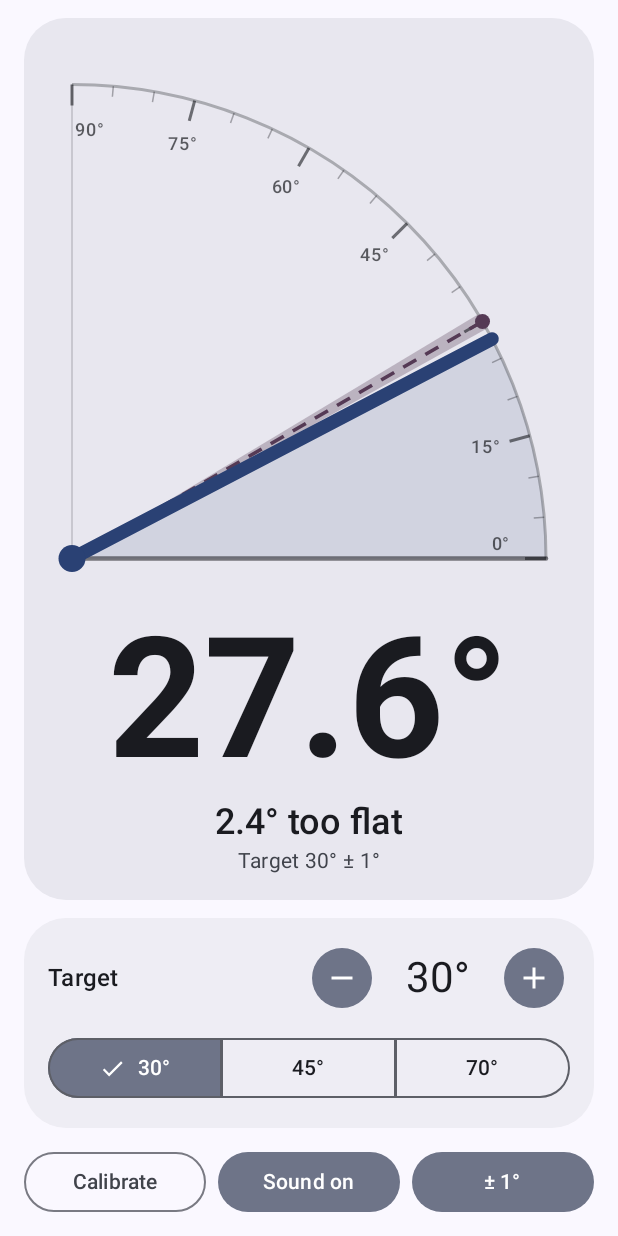
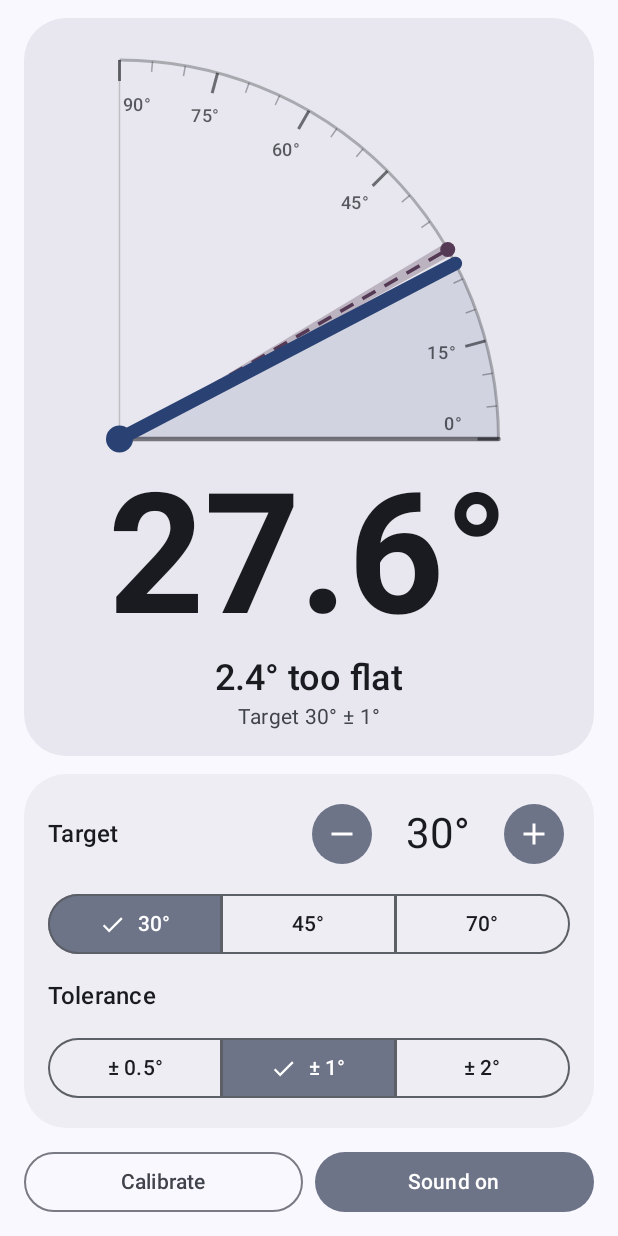
Before and after one commit to andresdelfino/clinometer, an Android app built with Jetpack Compose: the @Preview function PreviewAdjusting, on a phone screen of 412 x 824 dp. Run offline under Robolectric (Android 15) with nearby library versions, the phone set to English and light mode, and no system bars.

Commit message:
Tolerance: segmented button row - Pick ±0.5°, ±1° or ±2° directly instead of cycling with a button. - The row sits in the target panel under a "Tolerance" label, and   shares a ChoiceRow helper with the presets.
Co-Authored-By: Claude Opus 5.5 <noreply@anthropic.com>

```diff
--- a/app/src/main/java/com/andres/clinometer/ClinometerViewModel.kt
+++ b/app/src/main/java/com/andres/clinometer/ClinometerViewModel.kt
@@ -83,10 +83,7 @@ class ClinometerViewModel(app: Application) : AndroidViewModel(app) {
 
     fun toggleBeep() = updateSettings { it.copy(beep = !it.beep) }
 
-    fun cycleTolerance() = updateSettings { s ->
-        val next = TOLERANCES.firstOrNull { it > s.toleranceDeg } ?: TOLERANCES.first()
-        s.copy(toleranceDeg = next)
-    }
+    fun setTolerance(deg: Double) = updateSettings { it.copy(toleranceDeg = deg) }
 
     fun resetCalibration() = updateSettings { it.copy(reference = Vec3.SCREEN_UP) }
 
--- a/app/src/main/java/com/andres/clinometer/ui/ClinometerScreen.kt
+++ b/app/src/main/java/com/andres/clinometer/ui/ClinometerScreen.kt
@@ -56,6 +56,7 @@ import com.andres.clinometer.ClinometerViewModel
 import com.andres.clinometer.ClinometerViewModel.Companion.MAX_TARGET
 import com.andres.clinometer.ClinometerViewModel.Companion.MIN_TARGET
 import com.andres.clinometer.ClinometerViewModel.Companion.PRESETS
+import com.andres.clinometer.ClinometerViewModel.Companion.TOLERANCES
 import com.andres.clinometer.R
 import com.andres.clinometer.Settings
 import com.andres.clinometer.UiState
@@ -85,7 +86,7 @@ fun ClinometerScreen(viewModel: ClinometerViewModel) {
         snackbarHostState = snackbarHostState,
         onTargetChange = viewModel::setTarget,
         onToggleBeep = viewModel::toggleBeep,
-        onCycleTolerance = viewModel::cycleTolerance,
+        onToleranceChange = viewModel::setTolerance,
         onCalibrate = viewModel::calibrate,
         onResetCalibration = viewModel::resetCalibration,
     )
@@ -98,7 +99,7 @@ fun ClinometerContent(
     snackbarHostState: SnackbarHostState,
     onTargetChange: (Int) -> Unit,
     onToggleBeep: () -> Unit,
-    onCycleTolerance: () -> Unit,
+    onToleranceChange: (Double) -> Unit,
     onCalibrate: () -> Unit,
     onResetCalibration: () -> Unit,
 ) {
@@ -120,7 +121,13 @@ fun ClinometerContent(
             verticalArrangement = Arrangement.spacedBy(12.dp),
         ) {
             ReadingPanel(state, Modifier.fillMaxWidth().weight(1f))
-            TargetPanel(state.settings.targetDeg, onTargetChange, Modifier.fillMaxWidth())
+            TargetPanel(
+                targetDeg = state.settings.targetDeg,
+                toleranceDeg = state.settings.toleranceDeg,
+                onTargetChange = onTargetChange,
+                onToleranceChange = onToleranceChange,
+                modifier = Modifier.fillMaxWidth(),
+            )
             Row(Modifier.fillMaxWidth(), horizontalArrangement = Arrangement.spacedBy(8.dp)) {
                 OutlinedButton(
                     onClick = { showCalibrationDialog = true },
@@ -129,9 +136,6 @@ fun ClinometerContent(
                 ) { Text(stringResource(R.string.calibrate)) }
                 FilledTonalButton(onClick = onToggleBeep, modifier = Modifier.weight(1f)) {
                     Text(stringResource(if (state.settings.beep) R.string.sound_on else R.string.sound_off))
-                }
-                FilledTonalButton(onClick = onCycleTolerance, modifier = Modifier.weight(1f)) {
-                    Text(stringResource(R.string.tolerance_button, formatTolerance(state.settings.toleranceDeg)))
                 }
             }
         }
@@ -227,7 +231,13 @@ private fun statusText(state: UiState): String {
 }
 
 @Composable
-private fun TargetPanel(targetDeg: Int, onTargetChange: (Int) -> Unit, modifier: Modifier = Modifier) {
+private fun TargetPanel(
+    targetDeg: Int,
+    toleranceDeg: Double,
+    onTargetChange: (Int) -> Unit,
+    onToleranceChange: (Double) -> Unit,
+    modifier: Modifier = Modifier,
+) {
     Surface(modifier, shape = MaterialTheme.shapes.extraLarge, color = MaterialTheme.colorScheme.surfaceContainer) {
         Column(Modifier.padding(16.dp), verticalArrangement = Arrangement.spacedBy(12.dp)) {
             Row(verticalAlignment = Alignment.CenterVertically) {
@@ -251,15 +261,29 @@ private fun TargetPanel(targetDeg: Int, onTargetChange: (Int) -> Unit, modifier:
                     enabled = targetDeg < MAX_TARGET,
                 ) { Icon(painterResource(R.drawable.ic_add), stringResource(R.string.increase_target)) }
             }
-            SingleChoiceSegmentedButtonRow(Modifier.fillMaxWidth()) {
-                PRESETS.forEachIndexed { index, preset ->
-                    SegmentedButton(
-                        selected = preset == targetDeg,
-                        onClick = { onTargetChange(preset) },
-                        shape = SegmentedButtonDefaults.itemShape(index, PRESETS.size),
-                    ) { Text("$preset°", softWrap = false) }
-                }
+            ChoiceRow(PRESETS, targetDeg, onTargetChange) { "$it°" }
+            Text(stringResource(R.string.tolerance), style = MaterialTheme.typography.titleMedium)
+            ChoiceRow(TOLERANCES, toleranceDeg, onToleranceChange) {
+                stringResource(R.string.tolerance_option, formatTolerance(it))
             }
+        }
+    }
+}
+
+@Composable
+private fun <T> ChoiceRow(
+    options: List<T>,
+    selected: T,
+    onSelect: (T) -> Unit,
+    label: @Composable (T) -> String,
+) {
+    SingleChoiceSegmentedButtonRow(Modifier.fillMaxWidth()) {
+        options.forEachIndexed { index, option ->
+            SegmentedButton(
+                selected = option == selected,
+                onClick = { onSelect(option) },
+                shape = SegmentedButtonDefaults.itemShape(index, options.size),
+            ) { Text(label(option), softWrap = false) }
         }
     }
 }
@@ -335,7 +359,7 @@ private fun PreviewAdjusting() = ClinometerTheme {
         state = UiState(tiltDeg = 27.6, settings = Settings(targetDeg = 30)),
         sensorAvailable = true,
         snackbarHostState = remember { SnackbarHostState() },
-        onTargetChange = {}, onToggleBeep = {}, onCycleTolerance = {}, onCalibrate = {}, onResetCalibration = {},
+        onTargetChange = {}, onToggleBeep = {}, onToleranceChange = {}, onCalibrate = {}, onResetCalibration = {},
     )
 }
 
@@ -346,6 +370,6 @@ private fun PreviewOnTarget() = ClinometerTheme(darkTheme = true) {
         state = UiState(tiltDeg = 45.3, settings = Settings(targetDeg = 45), onTarget = true),
         sensorAvailable = true,
         snackbarHostState = remember { SnackbarHostState() },
-        onTargetChange = {}, onToggleBeep = {}, onCycleTolerance = {}, onCalibrate = {}, onResetCalibration = {},
+        onTargetChange = {}, onToggleBeep = {}, onToleranceChange = {}, onCalibrate = {}, onResetCalibration = {},
     )
 }
--- a/app/src/main/res/values/strings.xml
+++ b/app/src/main/res/values/strings.xml
@@ -13,10 +13,11 @@
     <string name="target">Target</string>
     <string name="decrease_target">Decrease target</string>
     <string name="increase_target">Increase target</string>
+    <string name="tolerance">Tolerance</string>
+    <string name="tolerance_option">± %1$s°</string>
     <string name="calibrate">Calibrate</string>
     <string name="sound_on">Sound on</string>
     <string name="sound_off">Sound off</string>
-    <string name="tolerance_button">± %1$s°</string>
 
     <string name="calibrate_title">Calibrate zero</string>
     <string name="calibrate_body">Lay the phone screen-up on a level surface (the floor, or the bench set flat), resting the same way you\'ll put it on the bench. Tap Calibrate, then don\'t touch the phone for 3 seconds.\n\nThis cancels out the tilt from a camera bump or case.</string>
```
